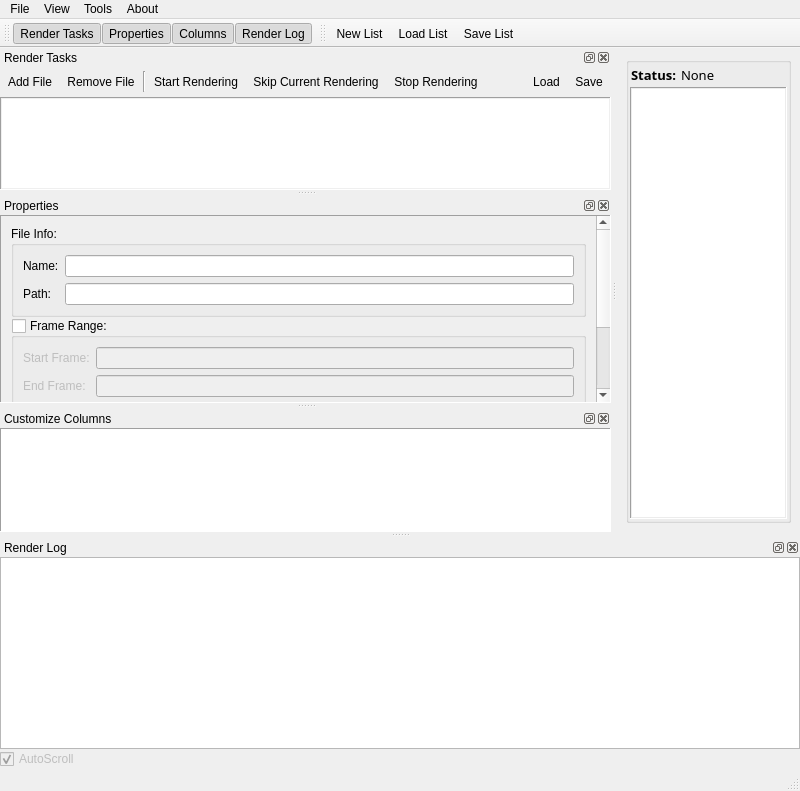
kaymatrix/lra, file uis/winMain.ui: the form before one commit.
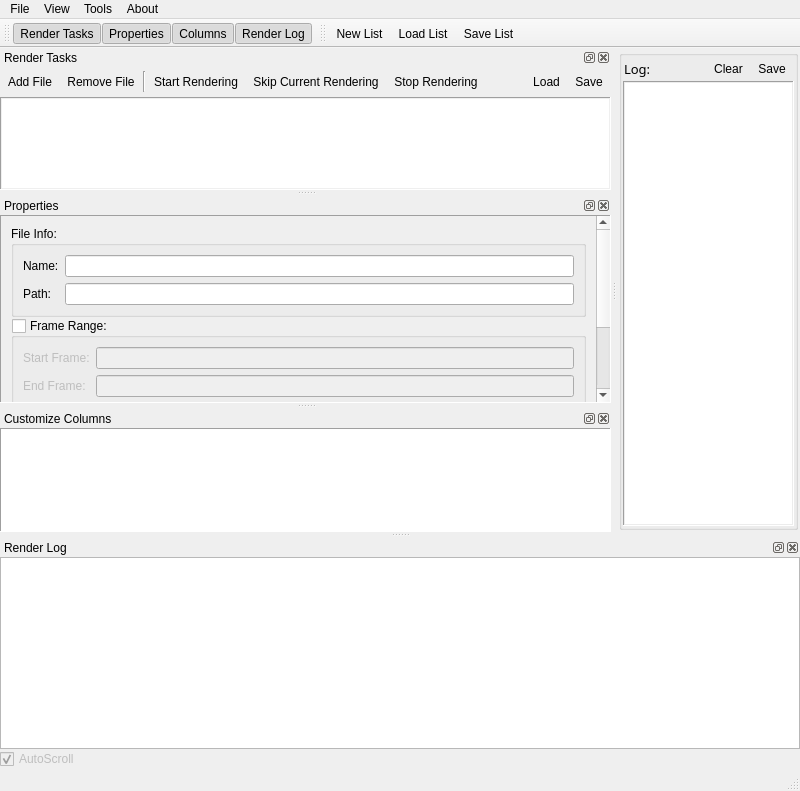
The form after the commit.

```diff
--- a/uis/winMain.ui
+++ b/uis/winMain.ui
@@ -15,6 +15,12 @@
   </property>
   <widget class="QWidget" name="centralwidget">
    <layout class="QGridLayout" name="gridLayout_16">
+    <property name="margin">
+     <number>2</number>
+    </property>
+    <property name="spacing">
+     <number>2</number>
+    </property>
     <item row="0" column="0">
      <widget class="QGroupBox" name="groupBox">
       <property name="title">
@@ -42,7 +48,7 @@
           <property name="spacing">
            <number>1</number>
           </property>
-          <item row="0" column="2">
+          <item row="0" column="1">
            <spacer name="horizontalSpacer_2">
             <property name="orientation">
              <enum>Qt::Horizontal</enum>
@@ -56,21 +62,6 @@
            </spacer>
           </item>
           <item row="0" column="0">
-           <widget class="QLabel" name="label">
-            <property name="font">
-             <font>
-              <family>Trebuchet MS</family>
-              <pointsize>10</pointsize>
-              <weight>75</weight>
-              <bold>true</bold>
-             </font>
-            </property>
-            <property name="text">
-             <string>Status: </string>
-            </property>
-           </widget>
-          </item>
-          <item row="0" column="1">
            <widget class="QLabel" name="lblStatus">
             <property name="font">
              <font>
@@ -79,7 +70,33 @@
              </font>
             </property>
             <property name="text">
-             <string>None</string>
+             <string>Log: </string>
+            </property>
+           </widget>
+          </item>
+          <item row="0" column="3">
+           <widget class="QToolButton" name="btnLogSave">
+            <property name="text">
+             <string>Save</string>
+            </property>
+            <property name="toolButtonStyle">
+             <enum>Qt::ToolButtonTextBesideIcon</enum>
+            </property>
+            <property name="autoRaise">
+             <bool>true</bool>
+            </property>
+           </widget>
+          </item>
+          <item row="0" column="2">
+           <widget class="QToolButton" name="btnLogClear">
+            <property name="text">
+             <string>Clear</string>
+            </property>
+            <property name="toolButtonStyle">
+             <enum>Qt::ToolButtonTextBesideIcon</enum>
+            </property>
+            <property name="autoRaise">
+             <bool>true</bool>
             </property>
            </widget>
           </item>
```
